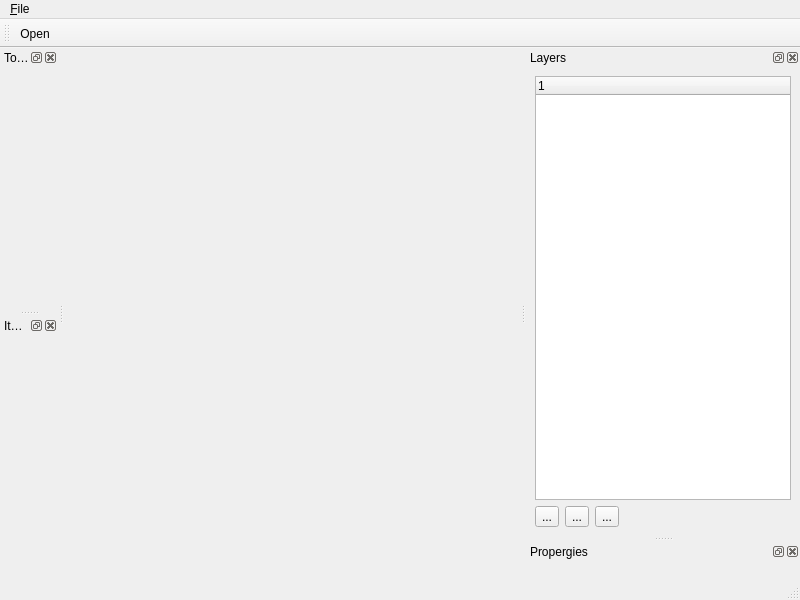
This is src/ui/LaserControllerWindow.ui in oneminute/LaserController as Qt 5 draws it before an edit. The edited form follows.
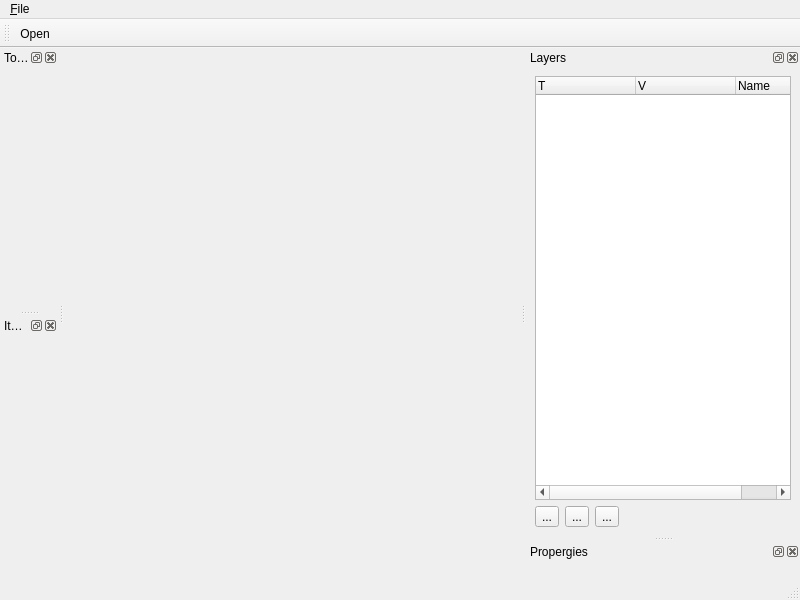
This is the edited form.

Patch:
```diff
--- a/src/ui/LaserControllerWindow.ui
+++ b/src/ui/LaserControllerWindow.ui
@@ -76,7 +76,17 @@
       <widget class="QTreeWidget" name="treeWidget">
        <column>
         <property name="text">
-         <string notr="true">1</string>
+         <string notr="true">T</string>
+        </property>
+       </column>
+       <column>
+        <property name="text">
+         <string>V</string>
+        </property>
+       </column>
+       <column>
+        <property name="text">
+         <string>Name</string>
         </property>
        </column>
       </widget>
```
Left out of the diff: 2 changed lines with no effect on the pictures.
